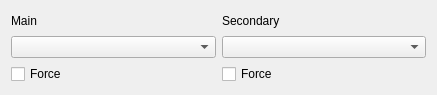
Qt form rover_gui/ui/ui/Arbitration.ui (robotique-udes/rover) before a commit.
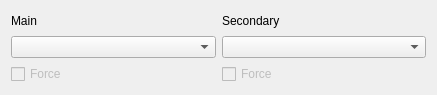
The same form after that commit.

Patch:
```diff
--- a/rover_gui/ui/ui/Arbitration.ui
+++ b/rover_gui/ui/ui/Arbitration.ui
@@ -10,6 +10,12 @@
     <height>95</height>
    </rect>
   </property>
+  <property name="maximumSize">
+   <size>
+    <width>16777215</width>
+    <height>200</height>
+   </size>
+  </property>
   <property name="windowTitle">
    <string>Form</string>
   </property>
@@ -36,6 +42,9 @@
    </item>
    <item row="2" column="1">
     <widget class="QCheckBox" name="mainForceCheckBox">
+     <property name="enabled">
+      <bool>false</bool>
+     </property>
      <property name="text">
       <string>Force</string>
      </property>
@@ -43,6 +52,9 @@
    </item>
    <item row="2" column="2">
     <widget class="QCheckBox" name="secForceCheckBox">
+     <property name="enabled">
+      <bool>false</bool>
+     </property>
      <property name="text">
       <string>Force</string>
      </property>
```
